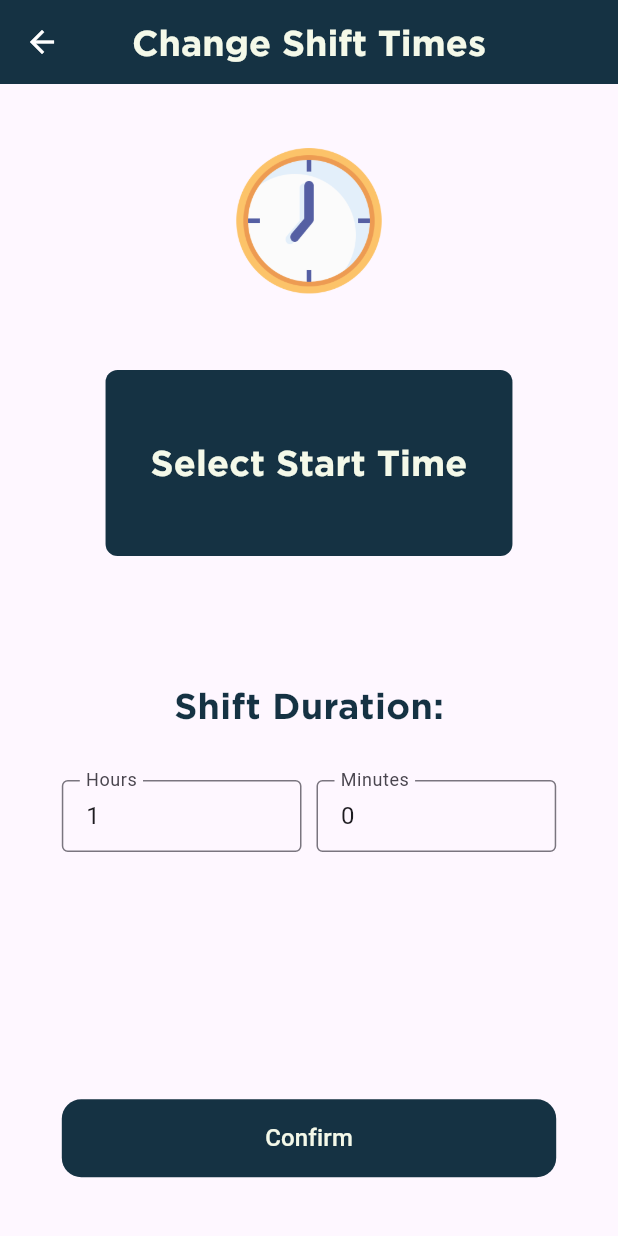
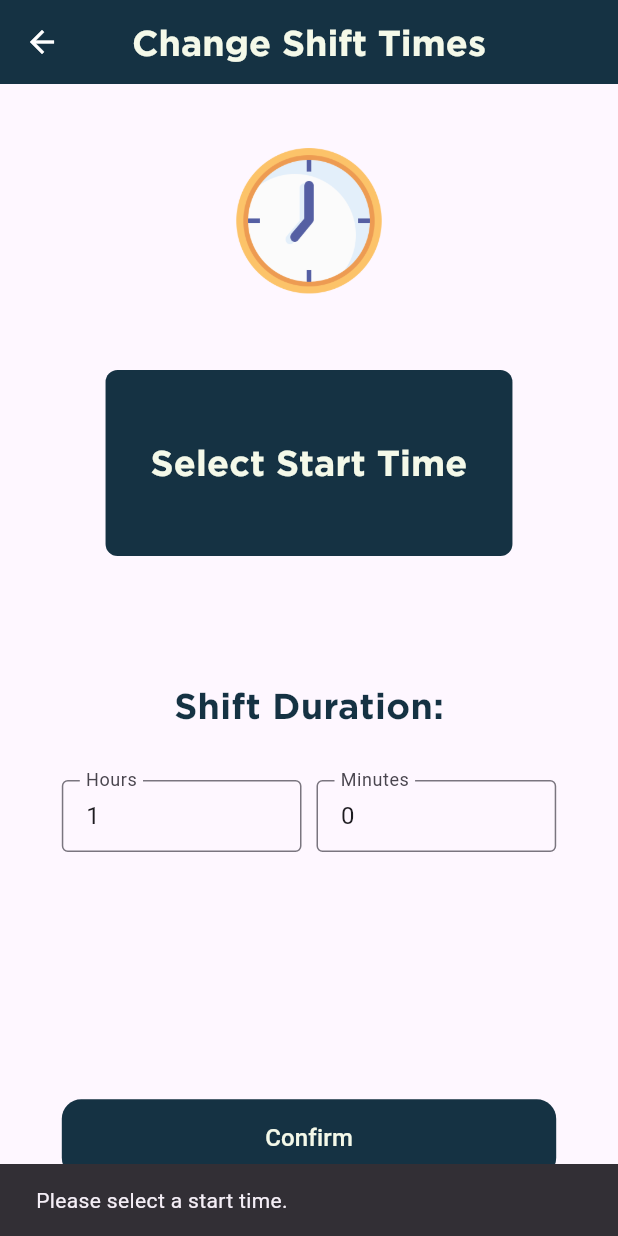
Before and after one commit to MagdKamaldev/rider_admin_panel, a Flutter app: the ChangeShiftTimes screen opened directly with empty values, after a tap on "Confirm", on a phone screen of 412 x 824 dp. Run offline on Flutter 3.47's test engine with Material 3 defaults, Android fonts, the phone set to English and light mode, and no system bars; our stand-ins replace bloc, dartz, dio, flutter_bloc, flutter_map, get_it and 4 more; accounts and stored records are empty.

Commit message:
making the rider shift time

```diff
--- a/lib/features/riders/Ui/change_rider_shift_time.dart
+++ b/lib/features/riders/Ui/change_rider_shift_time.dart
@@ -1,22 +1,28 @@
 import 'package:flutter/material.dart';
+import 'package:flutter_bloc/flutter_bloc.dart';
+import 'package:intl/intl.dart';  // Import the intl package
+import 'package:tayar_admin_panel/core/service_locator/service_locator.dart';
 import 'package:tayar_admin_panel/core/themes/colors.dart';
 import 'package:tayar_admin_panel/core/themes/components.dart';
 import 'package:tayar_admin_panel/core/themes/text_styles.dart';
+import 'package:tayar_admin_panel/features/riders/data/repos/riders_repo_impl.dart';
+import 'package:tayar_admin_panel/features/riders/logic/cubit/rider_cubit.dart';
 
 class ChangeShiftTimes extends StatefulWidget {
   final int riderId;
   const ChangeShiftTimes({super.key, required this.riderId});
 
   @override
-  _ChangeShiftTimesState createState() => _ChangeShiftTimesState();
+  ChangeShiftTimesState createState() => ChangeShiftTimesState();
 }
 
-class _ChangeShiftTimesState extends State<ChangeShiftTimes> {
+class ChangeShiftTimesState extends State<ChangeShiftTimes> {
   TimeOfDay? _startTime;
   Duration _shiftDuration =
-      Duration(hours: 1, minutes: 0); // Default 1 hour shift duration
+      const Duration(hours: 1, minutes: 0); // Default 1 hour shift duration
   final _hoursController = TextEditingController();
   final _minutesController = TextEditingController();
+  GlobalKey<FormState> _formKey = GlobalKey<FormState>();
 
   Future<void> _selectStartTime() async {
     final TimeOfDay? time = await showTimePicker(
@@ -65,6 +71,10 @@ class _ChangeShiftTimesState extends State<ChangeShiftTimes> {
 
     Size size = MediaQuery.of(context).size;
 
+    return BlocProvider(
+      create: (context) => RiderCubit(getIt<RiderRepoImpl>()),
+      child: BlocBuilder<RiderCubit, RiderState>(
+        builder: (context, state) {
           return Scaffold(
             appBar: AppBar(
               title: Text(
@@ -73,13 +83,14 @@ class _ChangeShiftTimesState extends State<ChangeShiftTimes> {
               ),
             ),
             body: SingleChildScrollView(
+              child: Form(
+                key: _formKey,
                 child: Padding(
                   padding: const EdgeInsets.symmetric(horizontal: 30.0)
                       .copyWith(top: size.height * 0.05),
                   child: SizedBox(
                     width: size.width,
                     child: Column(
-              // mainAxisAlignment: MainAxisAlignment.spaceEvenly,
                       crossAxisAlignment: CrossAxisAlignment.center,
                       children: <Widget>[
                         Image.asset("assets/images/clock.png",
@@ -112,7 +123,8 @@ class _ChangeShiftTimesState extends State<ChangeShiftTimes> {
                         ),
                         SizedBox(height: size.height * 0.04),
                         SizedBox(
-                  width: size.width * 0.8 < 600 ? size.width * 0.8 : 600,
+                          width:
+                              size.width * 0.8 < 600 ? size.width * 0.8 : 600,
                           child: Row(
                             children: [
                               Expanded(
@@ -153,15 +165,50 @@ class _ChangeShiftTimesState extends State<ChangeShiftTimes> {
                                 .copyWith(color: AppColors.prussianBlue),
                           ),
                         SizedBox(height: size.height * 0.1),
+                        if (state is ChangeRiderShiftTimeLoading)
+                          const Center(child: CircularProgressIndicator()),
+                        if (state is! ChangeRiderShiftTimeLoading)
                           SizedBox(
-                    width: size.width * 0.8 < 700 ? size.width * 0.8 : 700,
+                              width: size.width * 0.8 < 700
+                                  ? size.width * 0.8
+                                  : 700,
                               child: defaultButton(
-                        function: () {}, context: context, text: "Confirm")),
+                                  function: () {
+                                    if (_startTime == null || endTime == null) {
+                                      ScaffoldMessenger.of(context)
+                                          .showSnackBar(
+                                        const SnackBar(
+                                          content: Text(
+                                              'Please select a start time.'),
+                                        ),
+                                      );
+                                      return;
+                                    } else {
+                                      if (_formKey.currentState!.validate()) {
+                                        final startDateTime = _timeOfDayToDateTime(
+                                            _startTime!);
+                                        final endDateTime =
+                                            _timeOfDayToDateTime(endTime);
+
+                                        context.read<RiderCubit>().changeRiderShiftTime(
+                                            widget.riderId,
+                                            startDateTime,
+                                            endDateTime,
+                                            _shiftDuration,context);
+                                      }
+                                    }
+                                  },
+                                  context: context,
+                                  text: "Confirm")),
                         SizedBox(height: size.height * 0.06),
                       ],
                     ),
                   ),
                 ),
+              ),
+            ),
+          );
+        },
       ),
     );
   }
@@ -178,4 +225,10 @@ class _ChangeShiftTimesState extends State<ChangeShiftTimes> {
 
     return TimeOfDay(hour: endHour, minute: endMinute);
   }
+
+  DateTime _timeOfDayToDateTime(TimeOfDay timeOfDay) {
+    final now = DateTime.now();
+    return DateTime(
+        now.year, now.month, now.day, timeOfDay.hour, timeOfDay.minute);
   }
+}
--- a/lib/features/riders/data/repos/riders_repo.dart
+++ b/lib/features/riders/data/repos/riders_repo.dart
@@ -10,5 +10,5 @@ abstract class RidersRepo {
   Future<Either<Failure,RiderModel>> updateRider(RiderModel rider);
   Future<Either<Failure,List<Hub>>> fetchHubs();
   Future<Either<Failure,RiderModel>> changeRiderHub(int riderId,int hubId);
-  Future<Either<Failure,RiderModel>> changeRiderShiftTime(int riderId,DateTime startTime,Duration shiftDuration);
+  Future<Either<Failure,RiderModel>> changeRiderShiftTime(int riderId,DateTime startTime,DateTime endTime,Duration shiftDuration);
 }
--- a/lib/features/riders/logic/cubit/rider_state.dart
+++ b/lib/features/riders/logic/cubit/rider_state.dart
@@ -75,3 +75,15 @@ final class FetchHubsFailure extends RiderState {
   final String message;
   FetchHubsFailure(this.message);
 }
+
+final class ChangeRiderShiftTimeLoading extends RiderState {}
+
+final class ChangeRiderShiftTimeSuccess extends RiderState {
+  final RiderModel rider;
+  ChangeRiderShiftTimeSuccess(this.rider);
+}
+
+final class ChangeRiderShiftTimeFailure extends RiderState {
+  final String message;
+  ChangeRiderShiftTimeFailure(this.message);
+}
--- a/pubspec.yaml
+++ b/pubspec.yaml
@@ -45,6 +45,7 @@ dependencies:
   pretty_dio_logger: ^1.4.0
   flutter_map: ^7.0.2
   latlong2: ^0.9.1
+  intl: ^0.19.0
 
 dev_dependencies:
   flutter_test:
```
Also changed, not shown: lib/features/riders/data/repos/riders_repo_impl.dart (+20 -4 lines), lib/features/riders/logic/cubit/rider_cubit.dart (+14 -0 lines), pubspec.lock. Lines whose indentation alone changed are shown as unchanged.
